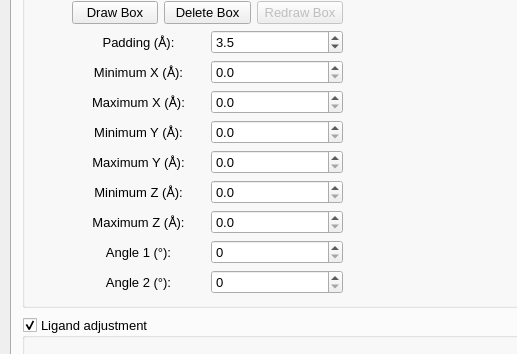
jvsguerra/kvfinder-ws, file client/KVFinder-web-tools/KVFinder-web.ui: the form before one commit; both pictures show x 0 to 517 and y 200 to 554 of the 1032 by 707 pixel window.
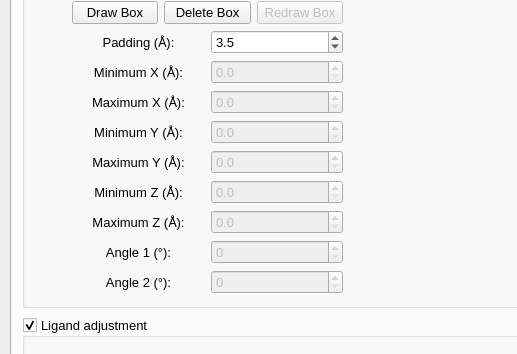
The form after the commit. The open tabs and pages were chosen to show the change.

Commit message: Box functions working, including redraw - still has some small glitches

```diff
--- a/client/KVFinder-web-tools/KVFinder-web.ui
+++ b/client/KVFinder-web-tools/KVFinder-web.ui
@@ -692,6 +692,21 @@
         </item>
         <item>
          <widget class="QDoubleSpinBox" name="min_x">
+          <property name="enabled">
+           <bool>false</bool>
+          </property>
+          <property name="font">
+           <font>
+            <pointsize>10</pointsize>
+            <weight>50</weight>
+            <italic>false</italic>
+            <bold>false</bold>
+            <kerning>true</kerning>
+           </font>
+          </property>
+          <property name="styleSheet">
+           <string notr="true"/>
+          </property>
           <property name="decimals">
            <number>1</number>
           </property>
@@ -730,6 +745,9 @@
         </item>
         <item>
          <widget class="QDoubleSpinBox" name="max_x">
+          <property name="enabled">
+           <bool>false</bool>
+          </property>
           <property name="decimals">
            <number>1</number>
           </property>
@@ -768,6 +786,9 @@
         </item>
         <item>
          <widget class="QDoubleSpinBox" name="min_y">
+          <property name="enabled">
+           <bool>false</bool>
+          </property>
           <property name="decimals">
            <number>1</number>
           </property>
@@ -806,6 +827,9 @@
         </item>
         <item>
          <widget class="QDoubleSpinBox" name="max_y">
+          <property name="enabled">
+           <bool>false</bool>
+          </property>
           <property name="decimals">
            <number>1</number>
           </property>
@@ -844,6 +868,9 @@
         </item>
         <item>
          <widget class="QDoubleSpinBox" name="min_z">
+          <property name="enabled">
+           <bool>false</bool>
+          </property>
           <property name="decimals">
            <number>1</number>
           </property>
@@ -882,6 +909,9 @@
         </item>
         <item>
          <widget class="QDoubleSpinBox" name="max_z">
+          <property name="enabled">
+           <bool>false</bool>
+          </property>
           <property name="decimals">
            <number>1</number>
           </property>
@@ -956,6 +986,9 @@
         </item>
         <item>
          <widget class="QDoubleSpinBox" name="angle1">
+          <property name="enabled">
+           <bool>false</bool>
+          </property>
           <property name="decimals">
            <number>0</number>
           </property>
@@ -994,6 +1027,9 @@
         </item>
         <item>
          <widget class="QDoubleSpinBox" name="angle2">
+          <property name="enabled">
+           <bool>false</bool>
+          </property>
           <property name="decimals">
            <number>0</number>
           </property>
```
Left out of the diff: 12 changed lines with no effect on the pictures. The commit also changes 1 other file.
